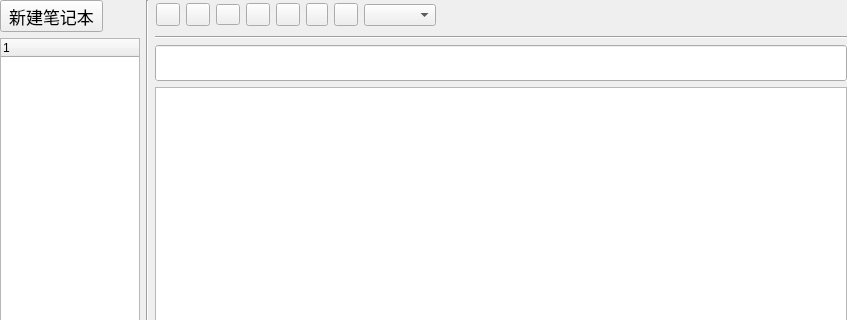
kevinWu7/LifeNote, file App/windows/mainwindow.ui: the form before one commit; both pictures show x 0 to 847 and y 0 to 320 of the 847 by 570 pixel window.
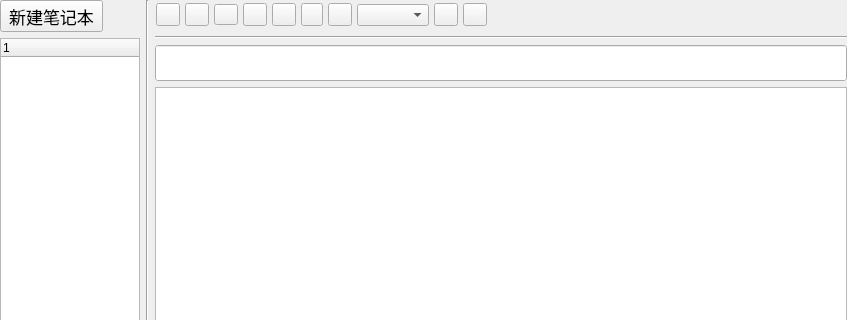
The form after the commit.

Commit message: realize function:add fontAdd and fontReduce Button

```diff
--- a/App/windows/mainwindow.ui
+++ b/App/windows/mainwindow.ui
@@ -188,6 +188,9 @@
              <bool>true</bool>
             </property>
             <layout class="QHBoxLayout" name="horizontalLayout">
+             <property name="spacing">
+              <number>5</number>
+             </property>
              <property name="leftMargin">
               <number>1</number>
              </property>
@@ -361,6 +364,20 @@
                </property>
               </widget>
              </item>
+             <item>
+              <widget class="QToolButton" name="fontAddBtn">
+               <property name="text">
+                <string/>
+               </property>
+              </widget>
+             </item>
+             <item>
+              <widget class="QToolButton" name="fontReduceBtn">
+               <property name="text">
+                <string/>
+               </property>
+              </widget>
+             </item>
              <item>
               <spacer name="titleBarSpacer">
                <property name="orientation">
```
The commit also changes 6 other files.
